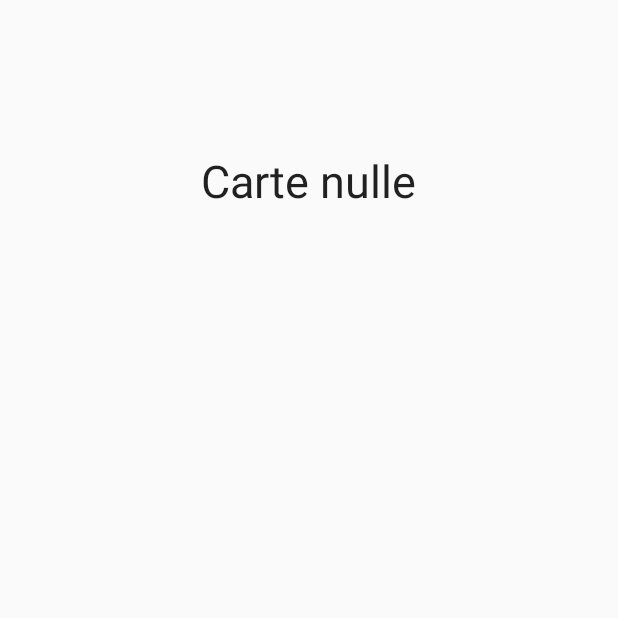
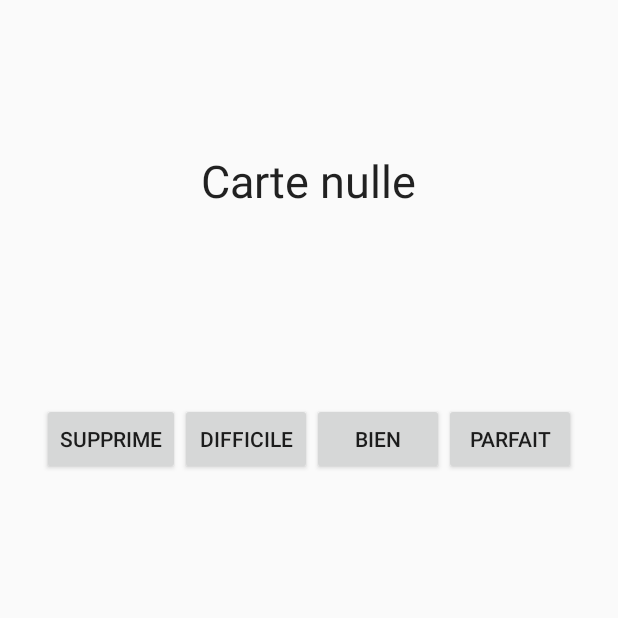
Before and after one commit to llabad39/Android, an Android app: the DetailActivity screen opened directly, with no data from a screen before it, on a phone screen of 412 x 824 dp, the top half of it. Run offline under Robolectric (Android 15) with nearby library versions, the phone set to English and light mode, and no system bars.

Commit message:
Ajout de bouton et de fragment

```diff
--- a/RSSReader/app/src/main/java/com/example/belynda/rssreader/DetailActivity.java
+++ b/RSSReader/app/src/main/java/com/example/belynda/rssreader/DetailActivity.java
@@ -1,11 +1,12 @@
 package com.example.belynda.rssreader;
 
 import android.app.Activity;
+import android.content.Intent;
 import android.content.res.Configuration;
 import android.os.Bundle;
 import android.widget.TextView;
 
-public class DetailActivity extends Activity {
+public class DetailActivity extends Activity implements DetailFragment.OnFragmentInteractionListener{
 
     public static final String EXTRA_URL = "url";
 
@@ -24,7 +25,12 @@ public class DetailActivity extends Activity {
         if (extras != null) {
             String s = extras.getString(EXTRA_URL);
             TextView view = (TextView) findViewById(R.id.detailsText);
+            //afficher contenu carte
             view.setText(s);
+
         }
     }
+    public void onFragmentInteraction(String link) {
+    }
+
 }
--- a/RSSReader/app/src/main/java/com/example/belynda/rssreader/DetailFragment.java
+++ b/RSSReader/app/src/main/java/com/example/belynda/rssreader/DetailFragment.java
@@ -1,24 +1,93 @@
 package com.example.belynda.rssreader;
 
+import android.app.Activity;
+import android.app.Fragment;
+import android.content.Context;
+import android.os.Bundle;
+import android.view.LayoutInflater;
+import android.view.View;
+import android.view.ViewGroup;
+import android.widget.Button;
+import android.widget.TextView;
+import android.app.Activity;
+import android.app.FragmentManager;
+import android.app.FragmentTransaction;
+import android.os.Bundle;
+import android.app.Activity;
 import android.app.Fragment;
 import android.os.Bundle;
 import android.view.LayoutInflater;
 import android.view.View;
 import android.view.ViewGroup;
-import android.widget.TextView;
+import android.widget.Button;
+import android.widget.EditText;
 
 public class DetailFragment extends Fragment {
+    private OnFragmentInteractionListener listener;
 
     @Override
     public View onCreateView(LayoutInflater inflater, ViewGroup container,
                              Bundle savedInstanceState) {
+
         View view = inflater.inflate(R.layout.fragment_rssitem_detail,
                 container, false);
+
+        final Button supprimer = (Button) view.findViewById(R.id.supprimer);
+        supprimer.setOnClickListener(new View.OnClickListener() {
+            @Override
+            public void onClick(View v) {
+                updateDetail("button1");}
+        });
+
+        final Button difficile = (Button) view.findViewById(R.id.difficile);
+        difficile.setOnClickListener(new View.OnClickListener() {
+            @Override
+            public void onClick(View v) {
+                updateDetail("button1");}
+        });
+
+        final Button bien = (Button) view.findViewById(R.id.bien);
+        bien.setOnClickListener(new View.OnClickListener() {
+            @Override
+            public void onClick(View v) {
+                updateDetail("button1");}
+        });
+
+        final Button parfait = (Button) view.findViewById(R.id.parfait);
+        parfait.setOnClickListener(new View.OnClickListener() {
+            @Override
+            public void onClick(View v) {
+                updateDetail("button1");}
+        });
+
         return view;
+    }
+    public interface OnFragmentInteractionListener{
+        public void onFragmentInteraction(String link);
+    }
+    //cree l'attachement entre l'activity et le fragment
+    public void onAttach(Context activity) {
+        super.onAttach(activity);
+        if (activity instanceof OnFragmentInteractionListener ){
+            listener = (OnFragmentInteractionListener) activity;
+        } else {
+            throw new ClassCastException(activity.toString()
+                    + " must implemenet DetailFragment.OnItemSelectedListener");
+        }
     }
 
     public void setText(String item) {
         TextView view = (TextView) getView().findViewById(R.id.detailsText);
         view.setText(item);
     }
+    // May also be triggered from the Activity
+    public void updateDetail(String typeBoutonPressé) {
+        // create fake data
+        // String newTime = String.valueOf(System.currentTimeMillis());
+        // Send data to Activity
+
+        //maintenant dans une cette méthode le fragment peut passer "hello" à l'activité
+        // car l'activité implement l'interface OnItemSelectedLIstener
+        listener.onFragmentInteraction(typeBoutonPressé);
+    }
 }
--- a/RSSReader/app/src/main/res/layout/activity_rssfeed.xml
+++ b/RSSReader/app/src/main/res/layout/activity_rssfeed.xml
@@ -2,7 +2,7 @@
 <LinearLayout xmlns:android="http://schemas.android.com/apk/res/android"
     android:layout_width="fill_parent"
     android:layout_height="fill_parent"
-        android:orientation="horizontal">
+    android:orientation="horizontal" >
 
     <fragment
         android:id="@+id/listFragment"
@@ -15,7 +15,7 @@
     <fragment
         android:id="@+id/detailFragment"
         android:layout_width="0dp"
-            android:layout_weight="2"
+        android:layout_weight="1.5"
         android:layout_height="match_parent"
         class="com.example.belynda.rssreader.DetailFragment" >
         <!-- Preview: layout=@layout/details -->
--- a/RSSReader/app/src/main/res/layout/fragment_rssitem_detail.xml
+++ b/RSSReader/app/src/main/res/layout/fragment_rssitem_detail.xml
@@ -8,11 +8,48 @@ android:orientation="vertical" >
 <TextView
     android:id="@+id/detailsText"
     android:layout_width="wrap_content"
-    android:layout_height="match_parent"
+    android:layout_height="wrap_content"
     android:layout_gravity="center_horizontal|center_vertical"
     android:layout_marginTop="100dip"
+    android:layout_marginBottom="108dip"
     android:text="Carte nulle"
     android:textAppearance="?android:attr/textAppearanceLarge"
-    android:textSize="30dip" />
+    android:textSize="30dip"
+    />
+
+    <LinearLayout xmlns:android="http://schemas.android.com/apk/res/android"
+        android:orientation="horizontal"
+        android:layout_width="wrap_content"
+        android:layout_height="wrap_content"
+        android:layout_gravity="center_horizontal|center_vertical"
+        android:layout_marginTop="20dip">
+
+        <Button
+            android:id="@+id/supprimer"
+            android:text="Supprime"
+            android:layout_width="wrap_content"
+            android:layout_height="wrap_content"
+            android:layout_weight="1" />
+
+        <Button
+            android:id="@+id/difficile"
+            android:text="Difficile"
+            android:layout_width="wrap_content"
+            android:layout_height="wrap_content"
+            android:layout_weight="1" />
+
+        <Button
+            android:id="@+id/bien"
+            android:text="Bien"
+            android:layout_width="wrap_content"
+            android:layout_height="wrap_content" />
+
+        <Button
+            android:id="@+id/parfait"
+            android:text="Parfait"
+            android:layout_width="wrap_content"
+            android:layout_height="wrap_content"
+            android:layout_weight="1" />
+    </LinearLayout>
 
 </LinearLayout>
```
Also changed, not shown: RSSReader/app/src/main/java/com/example/belynda/rssreader/MyListFragment.java (+16 -6 lines), RSSReader/app/src/main/java/com/example/belynda/rssreader/NoteFragment.java (deleted, +0 -54 lines), RSSReader/app/src/main/java/com/example/belynda/rssreader/RssfeedActivity.java (+6 -3 lines), RSSReader/app/src/main/res/layout/activity_menu.xml (added, +46 -0 lines), RSSReader/app/src/main/res/layout/fragment_note.xml (deleted, +0 -34 lines), RSSReader/app/src/main/res/layout/fragment_rsslist_overview.xml (+4 -3 lines), RSSReader/app/src/main/res/drawable/elephant2.jpg (added). Lines whose indentation alone changed are shown as unchanged.
